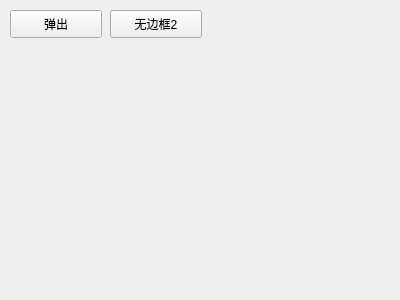
feiyangqingyun/QWidgetDemo, file framelesswidget/frmframelesswidget.ui: the form before one commit.
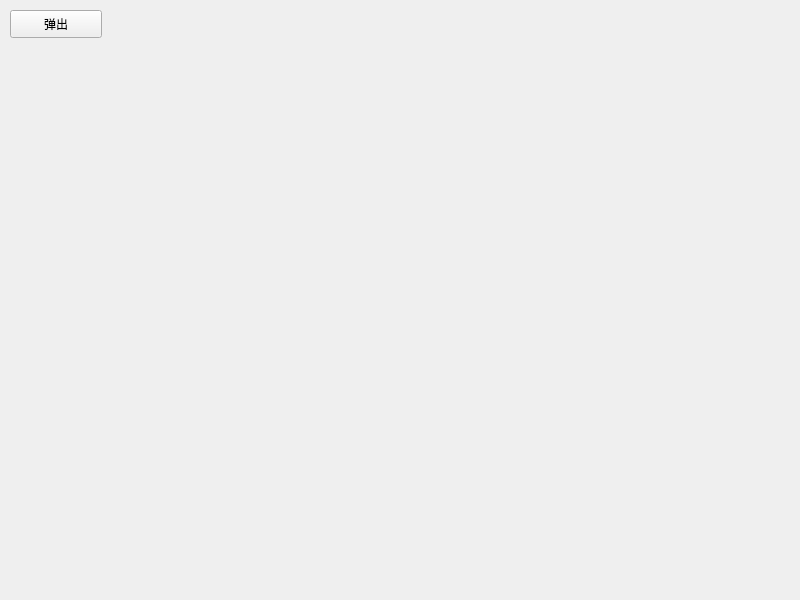
The form after the commit.

What changed in the file:
```diff
--- a/framelesswidget/frmframelesswidget.ui
+++ b/framelesswidget/frmframelesswidget.ui
@@ -6,8 +6,8 @@
    <rect>
     <x>0</x>
     <y>0</y>
-    <width>400</width>
-    <height>300</height>
+    <width>800</width>
+    <height>600</height>
    </rect>
   </property>
   <property name="windowTitle">
@@ -26,19 +26,6 @@
     <string>弹出</string>
    </property>
   </widget>
-  <widget class="QPushButton" name="pushButton_2">
-   <property name="geometry">
-    <rect>
-     <x>110</x>
-     <y>10</y>
-     <width>92</width>
-     <height>28</height>
-    </rect>
-   </property>
-   <property name="text">
-    <string>无边框2</string>
-   </property>
-  </widget>
  </widget>
  <resources/>
  <connections/>
```
